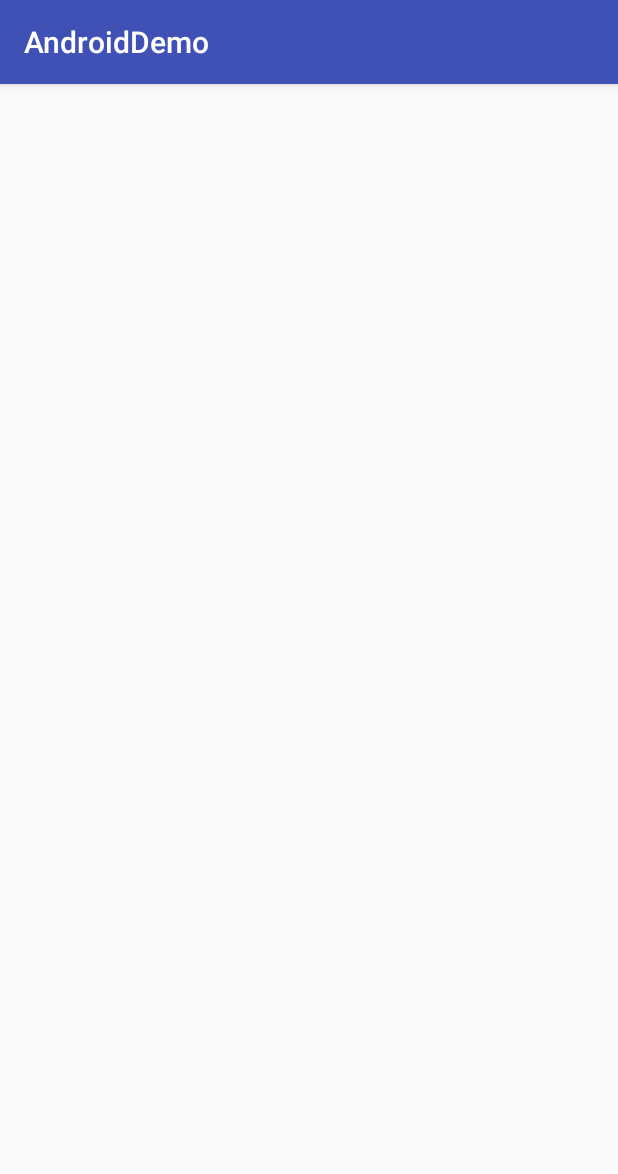
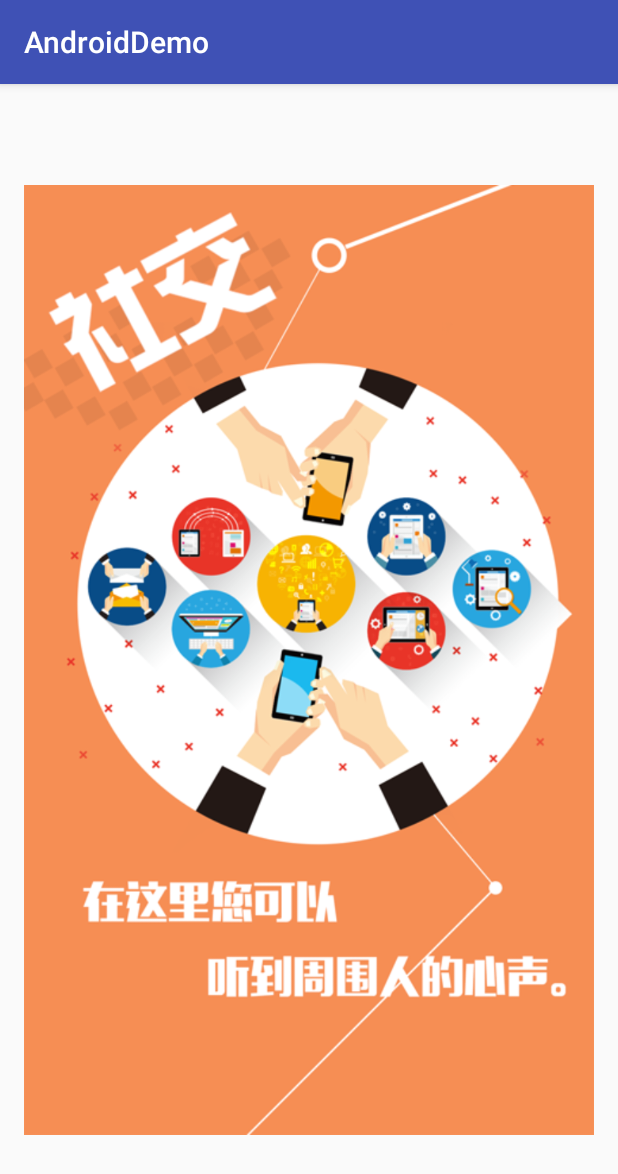
Before and after one commit to ataraxia82/AndroidDemo, an Android app: the WelcomeActivity screen opened directly, with no data from a screen before it, on a phone screen of 412 x 824 dp. Shown: the top 1174 px of the screen. Run offline under Robolectric (Android 15) with nearby library versions, the phone set to English and light mode, and no system bars.

Commit message:
welcome页面

```diff
--- a/app/src/main/AndroidManifest.xml
+++ b/app/src/main/AndroidManifest.xml
@@ -21,9 +21,9 @@
         </activity>
         <activity android:name=".Activity.WelcomeActivity">
             <intent-filter>
-                <action android:name="android.intent.action.MAIN" />
+                <action android:name="android.intent.action.MASTER" />
 
-                <category android:name="android.intent.category.LAUNCHER" />
+                <category android:name="android.intent.category.DEFAULT" />
             </intent-filter>
         </activity>
     </application>
--- a/app/src/main/java/com/example/cn/androiddemo/Activity/MainActivity.java
+++ b/app/src/main/java/com/example/cn/androiddemo/Activity/MainActivity.java
@@ -46,7 +46,7 @@ public class MainActivity extends AppCompatActivity {
         x.http().get(params, new Callback.CommonCallback<String>() {
             @Override  // 如果请求成功则请求结果在result中
             public void onSuccess(String result) {
-                Log.i("zp","result:" + result);
+                //Log.i("zp","result:" + result);
                 // 用来显示请求的结果  json --> List
                 Gson gson =new Gson();
                 final  List<Person> perList =gson.fromJson(result, new TypeToken<List<Person>>(){}.getType());
@@ -84,7 +84,7 @@ public class MainActivity extends AppCompatActivity {
                         TextView v_salary = (TextView) view.findViewById(R.id.text_salary);
 
 //                        v_name.setText(person.name);
-                        v_name.setImageUrl(person.name);
+                        v_name.setImageUrl(person.name); //显示图片
                         v_tel.setText(person.tel);
                         v_salary.setText(person.salary + "");
 
--- a/app/src/main/java/com/example/cn/androiddemo/Activity/WelcomeActivity.java
+++ b/app/src/main/java/com/example/cn/androiddemo/Activity/WelcomeActivity.java
@@ -1,15 +1,67 @@
 package com.example.cn.androiddemo.Activity;
 
+import android.support.v4.view.PagerAdapter;
+import android.support.v4.view.ViewPager;
 import android.support.v7.app.AppCompatActivity;
 import android.os.Bundle;
+import android.view.View;
+import android.view.ViewGroup;
+import android.widget.ImageView;
 
 import com.example.cn.androiddemo.R;
 
+import java.util.ArrayList;
+import java.util.List;
+
 public class WelcomeActivity extends AppCompatActivity {
+
+    private ViewPager viewPager;
+
+    public void startMainActivity(View view) {
+
+    }
 
     @Override
     protected void onCreate(Bundle savedInstanceState) {
         super.onCreate(savedInstanceState);
         setContentView(R.layout.activity_welcome);
+
+        viewPager = (ViewPager) findViewById(R.id.vp);
+        //添加引导图片
+        int[] resId = new int[]{R.drawable.guide_1,R.drawable.guide_2,R.drawable.guide_3};
+
+        final List<View> ilist = new ArrayList<View>();
+        for(int i=0; i<resId.length;i++){
+            ImageView iv = new ImageView(this);
+            iv.setImageResource(resId[i]);
+            ilist.add(iv);
+        }
+
+        //last one
+        ilist.add(View.inflate(this, R.layout.start_main, null));
+
+        viewPager.setAdapter(new PagerAdapter() {
+            @Override
+            public int getCount() {
+                return ilist.size();
+            }
+
+            @Override
+            public void destroyItem(ViewGroup container, int position, Object object) {
+                container.removeView((View) object);
+            }
+
+            @Override
+            public Object instantiateItem(ViewGroup container, int position) {
+                View iv = (View) ilist.get(position);
+                container.addView(iv);
+                return iv;
+            }
+
+            @Override
+            public boolean isViewFromObject(View view, Object object) {
+                return view == object;
+            }
+        });
     }
 }
--- /dev/null
+++ b/app/src/main/res/drawable/btn_selector.xml
@@ -0,0 +1,6 @@
+<?xml version="1.0" encoding="utf-8"?>
+<selector xmlns:android="http://schemas.android.com/apk/res/android">
+
+    <item android:state_pressed="true" android:drawable="@drawable/btn_start_pressed" />
+    <item android:drawable="@drawable/btn_start_normal" />
+</selector>
--- a/app/src/main/res/layout/activity_welcome.xml
+++ b/app/src/main/res/layout/activity_welcome.xml
@@ -9,4 +9,9 @@
     android:paddingTop="@dimen/activity_vertical_margin"
     tools:context="com.example.cn.androiddemo.Activity.WelcomeActivity">
 
+    <android.support.v4.view.ViewPager
+        android:id="@+id/vp"
+        android:layout_width="match_parent"
+        android:layout_height="match_parent"></android.support.v4.view.ViewPager>
+
 </LinearLayout>
```
Also changed, not shown: app/src/main/res/layout/start_main.xml (added, +18 -0 lines), app/src/main/res/drawable/btn_start_normal.png (added), app/src/main/res/drawable/btn_start_pressed.png (added), app/src/main/res/drawable/guide_1.png (added), app/src/main/res/drawable/guide_2.png (added), app/src/main/res/drawable/guide_3.png (added), app/src/main/res/drawable/guide_4.png (added).
